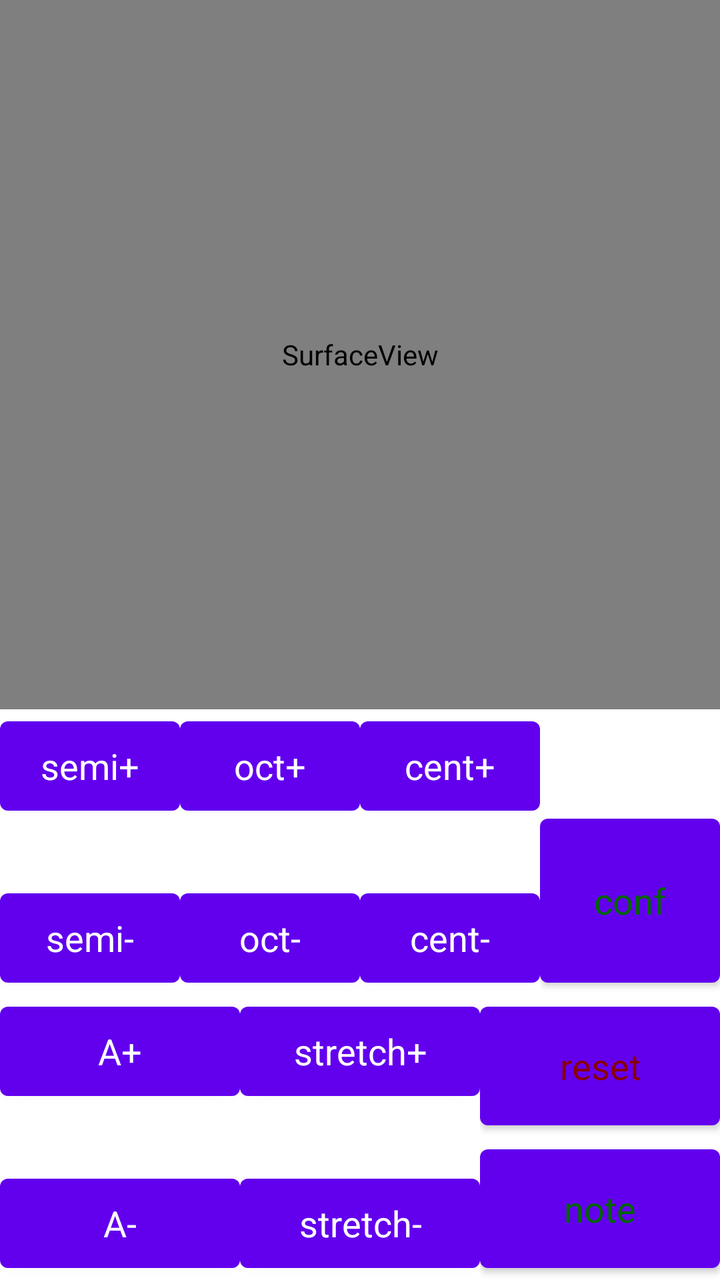
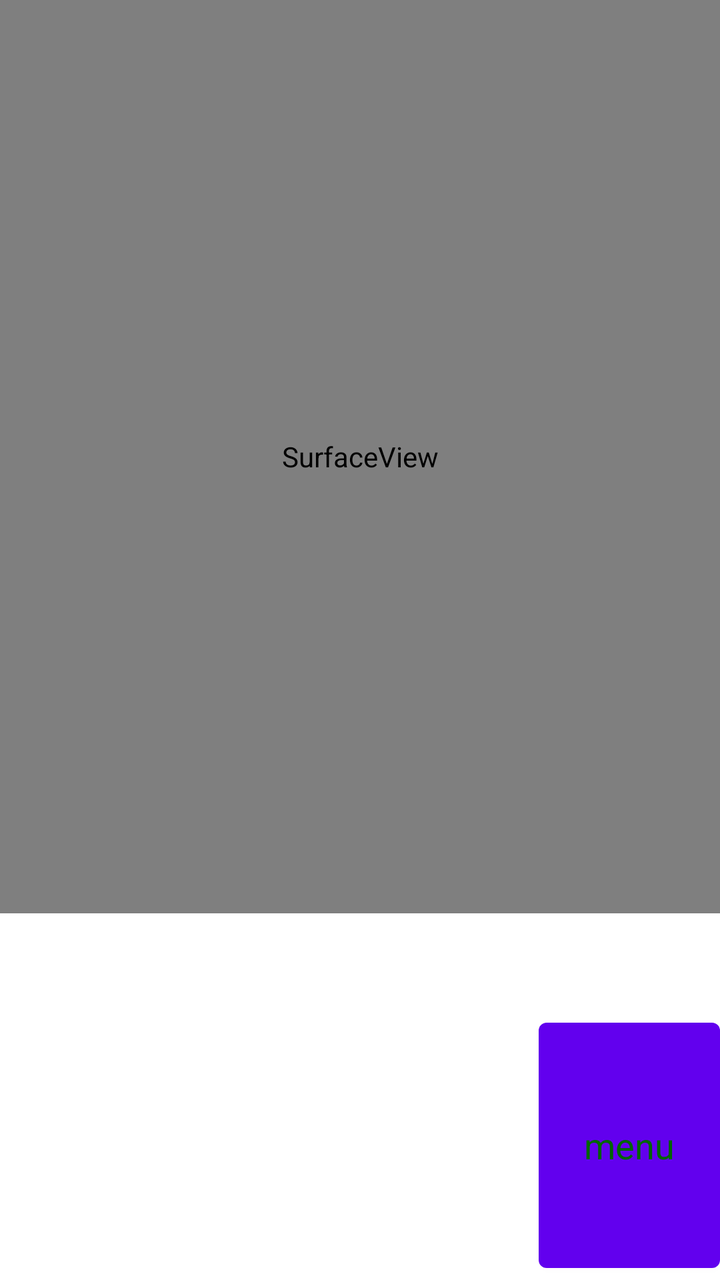

Before-and-after screenshots of an Android layout around one commit, followed by the original layout XML and the change that was made.
<!-- AndroidManifest.xml: fallback theme Theme.MaterialComponents.DayNight.NoActionBar -->
<!-- res/layout/main.xml -->
<?xml version="1.0" encoding="utf-8"?>
<LinearLayout xmlns:android="http://schemas.android.com/apk/res/android"
    android:orientation="vertical"
    android:layout_width="fill_parent"
    android:layout_height="fill_parent"
    >
    <SurfaceView android:id="@+id/strobe"
	android:layout_width="fill_parent"
	android:layout_height="1dp"
	android:layout_weight="5" />
    <LinearLayout android:id="@+id/main_buttons"
	android:layout_width="fill_parent"
	android:layout_height="1dp"
	android:layout_weight="2"
	android:orientation="horizontal">
	<LinearLayout
	    android:layout_width="1dp"
	    android:layout_height="fill_parent"
	    android:layout_weight="1"
	    android:orientation="vertical">
            <Button
	        android:layout_width="fill_parent"
		android:layout_height="1dp"
		android:layout_weight="1"
		android:text="semi+"
		android:textAppearance="?android:attr/textAppearanceMedium"
		android:onClick="semi_incr" />
	    <TextView android:id="@+id/semi_display"
		android:layout_width="fill_parent"
		android:layout_height="wrap_content"
		android:gravity="center"
		android:lines="1"
		android:singleLine="true"
		android:textAppearance="?android:attr/textAppearanceLarge" 
		android:textColor="#fc4" />
            <Button
	        android:layout_width="fill_parent"
		android:layout_height="1dp"
		android:layout_weight="1"
		android:text="semi-"
		android:textAppearance="?android:attr/textAppearanceMedium"
		android:onClick="semi_decr" />
	</LinearLayout>
	<LinearLayout
	    android:layout_width="1dp"
	    android:layout_height="fill_parent"
	    android:layout_weight="1"
	    android:orientation="vertical">
            <Button
	        android:layout_width="fill_parent"
		android:layout_height="1dp"
		android:layout_weight="1"
		android:text="oct+"
		android:textAppearance="?android:attr/textAppearanceMedium"
		android:onClick="oct_incr" />
	    <TextView android:id="@+id/oct_display"
		android:layout_width="fill_parent"
		android:layout_height="wrap_content"
		android:gravity="center"
		android:lines="1"
		android:singleLine="true"
		android:textAppearance="?android:attr/textAppearanceLarge" 
		android:textColor="#fc4" />
            <Button
	        android:layout_width="fill_parent"
		android:layout_height="1dp"
		android:layout_weight="1"
		android:text="oct-"
		android:textAppearance="?android:attr/textAppearanceMedium"
		android:onClick="oct_decr" />
	</LinearLayout>
	<LinearLayout
	    android:layout_width="1dp"
	    android:layout_height="fill_parent"
	    android:layout_weight="1"
	    android:orientation="vertical">
            <Button
	        android:layout_width="fill_parent"
		android:layout_height="1dp"
		android:layout_weight="1"
		android:text="cent+"
		android:textAppearance="?android:attr/textAppearanceMedium"
		android:onClick="cent_incr" />
	    <TextView android:id="@+id/cent_display"
		android:layout_width="fill_parent"
		android:layout_height="wrap_content"
		android:gravity="center"
		android:lines="1"
		android:singleLine="true"
		android:textAppearance="?android:attr/textAppearanceLarge" 
		android:textColor="#fc4" />
            <Button
	        android:layout_width="fill_parent"
		android:layout_height="1dp"
		android:layout_weight="1"
		android:text="cent-"
		android:textAppearance="?android:attr/textAppearanceMedium"
		android:onClick="cent_decr" />
	</LinearLayout>
	<LinearLayout
	    android:layout_width="1dp"
	    android:layout_height="fill_parent"
	    android:layout_weight="1"
	    android:orientation="vertical">
	    <TextView android:id="@+id/center_display"
		android:layout_width="fill_parent"
		android:layout_height="wrap_content"
		android:gravity="right"
		android:lines="1"
		android:singleLine="true"
		android:textAppearance="?android:attr/textAppearanceMedium" 
		android:textColor="#66F" />
	    <TextView android:id="@+id/stretch_display"
		android:layout_width="fill_parent"
		android:layout_height="wrap_content"
		android:gravity="right"
		android:lines="1"
		android:singleLine="true"
		android:textAppearance="?android:attr/textAppearanceMedium" 
		android:textColor="#66F" />
            <Button
	        android:layout_width="fill_parent"
		android:layout_height="1dp"
		android:layout_weight="1"
		android:text="conf"
		android:textColor="#060"
		android:textAppearance="?android:attr/textAppearanceMedium"
		android:onClick="do_conf" />
	</LinearLayout>
    </LinearLayout>
    <LinearLayout android:id="@+id/conf_buttons"
	android:layout_width="fill_parent"
	android:layout_height="1dp"
	android:layout_weight="2"
	android:orientation="horizontal">
	<LinearLayout
	    android:layout_width="1dp"
	    android:layout_height="fill_parent"
	    android:layout_weight="1"
	    android:orientation="vertical">
            <Button
	        android:layout_width="fill_parent"
		android:layout_height="1dp"
		android:layout_weight="1"
		android:text="A+"
		android:textAppearance="?android:attr/textAppearanceMedium"
		android:onClick="A_incr" />
	    <TextView android:id="@+id/center_display2"
		android:layout_width="fill_parent"
		android:layout_height="wrap_content"
		android:gravity="center"
		android:lines="1"
		android:singleLine="true"
		android:textAppearance="?android:attr/textAppearanceLarge" 
		android:textColor="#66F" />
            <Button
	        android:layout_width="fill_parent"
		android:layout_height="1dp"
		android:layout_weight="1"
		android:text="A-"
		android:textAppearance="?android:attr/textAppearanceMedium"
		android:onClick="A_decr" />
	</LinearLayout>
	<LinearLayout
	    android:layout_width="1dp"
	    android:layout_height="fill_parent"
	    android:layout_weight="1"
	    android:orientation="vertical">
            <Button
	        android:layout_width="fill_parent"
		android:layout_height="1dp"
		android:layout_weight="1"
		android:text="stretch+"
		android:textAppearance="?android:attr/textAppearanceMedium"
		android:onClick="stretch_incr" />
	    <TextView android:id="@+id/stretch_display2"
		android:layout_width="fill_parent"
		android:layout_height="wrap_content"
		android:gravity="center"
		android:lines="1"
		android:singleLine="true"
		android:textAppearance="?android:attr/textAppearanceLarge" 
		android:textColor="#66F" />
            <Button
	        android:layout_width="fill_parent"
		android:layout_height="1dp"
		android:layout_weight="1"
		android:text="stretch-"
		android:textAppearance="?android:attr/textAppearanceMedium"
		android:onClick="stretch_decr" />
	</LinearLayout>
	<LinearLayout
	    android:layout_width="1dp"
	    android:layout_height="fill_parent"
	    android:layout_weight="1"
	    android:orientation="vertical">
            <Button
	        android:layout_width="fill_parent"
		android:layout_height="1dp"
		android:layout_weight="1"
		android:text="reset"
		android:textAppearance="?android:attr/textAppearanceMedium"
		android:textColor="#800"
		android:onClick="reset_conf" />
            <Button
	        android:layout_width="fill_parent"
		android:layout_height="1dp"
		android:layout_weight="1"
		android:text="note"
		android:textColor="#060"
		android:textAppearance="?android:attr/textAppearanceMedium"
		android:onClick="do_note" />
	</LinearLayout>
    </LinearLayout>
</LinearLayout>
<!-- resources referenced by this layout -->
<resources>

</resources>

<!-- the commit's change to res/layout/main.xml (unified diff, before → after) -->
@@ -8,95 +8,15 @@
 	android:layout_width="fill_parent"
 	android:layout_height="1dp"
 	android:layout_weight="5" />
-    <LinearLayout android:id="@+id/main_buttons"
+    <LinearLayout
 	android:layout_width="fill_parent"
 	android:layout_height="1dp"
 	android:layout_weight="2"
 	android:orientation="horizontal">
-	<LinearLayout
+	<FrameLayout android:id="@+id/buttons_holder"
 	    android:layout_width="1dp"
 	    android:layout_height="fill_parent"
-	    android:layout_weight="1"
-	    android:orientation="vertical">
-            <Button
-	        android:layout_width="fill_parent"
-		android:layout_height="1dp"
-		android:layout_weight="1"
-		android:text="semi+"
-		android:textAppearance="?android:attr/textAppearanceMedium"
-		android:onClick="semi_incr" />
-	    <TextView android:id="@+id/semi_display"
-		android:layout_width="fill_parent"
-		android:layout_height="wrap_content"
-		android:gravity="center"
-		android:lines="1"
-		android:singleLine="true"
-		android:textAppearance="?android:attr/textAppearanceLarge" 
-		android:textColor="#fc4" />
-            <Button
-	        android:layout_width="fill_parent"
-		android:layout_height="1dp"
-		android:layout_weight="1"
-		android:text="semi-"
-		android:textAppearance="?android:attr/textAppearanceMedium"
-		android:onClick="semi_decr" />
-	</LinearLayout>
-	<LinearLayout
-	    android:layout_width="1dp"
-	    android:layout_height="fill_parent"
-	    android:layout_weight="1"
-	    android:orientation="vertical">
-            <Button
-	        android:layout_width="fill_parent"
-		android:layout_height="1dp"
-		android:layout_weight="1"
-		android:text="oct+"
-		android:textAppearance="?android:attr/textAppearanceMedium"
-		android:onClick="oct_incr" />
-	    <TextView android:id="@+id/oct_display"
-		android:layout_width="fill_parent"
-		android:layout_height="wrap_content"
-		android:gravity="center"
-		android:lines="1"
-		android:singleLine="true"
-		android:textAppearance="?android:attr/textAppearanceLarge" 
-		android:textColor="#fc4" />
-            <Button
-	        android:layout_width="fill_parent"
-		android:layout_height="1dp"
-		android:layout_weight="1"
-		android:text="oct-"
-		android:textAppearance="?android:attr/textAppearanceMedium"
-		android:onClick="oct_decr" />
-	</LinearLayout>
-	<LinearLayout
-	    android:layout_width="1dp"
-	    android:layout_height="fill_parent"
-	    android:layout_weight="1"
-	    android:orientation="vertical">
-            <Button
-	        android:layout_width="fill_parent"
-		android:layout_height="1dp"
-		android:layout_weight="1"
-		android:text="cent+"
-		android:textAppearance="?android:attr/textAppearanceMedium"
-		android:onClick="cent_incr" />
-	    <TextView android:id="@+id/cent_display"
-		android:layout_width="fill_parent"
-		android:layout_height="wrap_content"
-		android:gravity="center"
-		android:lines="1"
-		android:singleLine="true"
-		android:textAppearance="?android:attr/textAppearanceLarge" 
-		android:textColor="#fc4" />
-            <Button
-	        android:layout_width="fill_parent"
-		android:layout_height="1dp"
-		android:layout_weight="1"
-		android:text="cent-"
-		android:textAppearance="?android:attr/textAppearanceMedium"
-		android:onClick="cent_decr" />
-	</LinearLayout>
+	    android:layout_weight="3" />
 	<LinearLayout
 	    android:layout_width="1dp"
 	    android:layout_height="fill_parent"
@@ -122,94 +42,10 @@
 	        android:layout_width="fill_parent"
 		android:layout_height="1dp"
 		android:layout_weight="1"
-		android:text="conf"
+		android:text="menu"
 		android:textColor="#060"
 		android:textAppearance="?android:attr/textAppearanceMedium"
-		android:onClick="do_conf" />
-	</LinearLayout>
-    </LinearLayout>
-    <LinearLayout android:id="@+id/conf_buttons"
-	android:layout_width="fill_parent"
-	android:layout_height="1dp"
-	android:layout_weight="2"
-	android:orientation="horizontal">
-	<LinearLayout
-	    android:layout_width="1dp"
-	    android:layout_height="fill_parent"
-	    android:layout_weight="1"
-	    android:orientation="vertical">
-            <Button
-	        android:layout_width="fill_parent"
-		android:layout_height="1dp"
-		android:layout_weight="1"
-		android:text="A+"
-		android:textAppearance="?android:attr/textAppearanceMedium"
-		android:onClick="A_incr" />
-	    <TextView android:id="@+id/center_display2"
-		android:layout_width="fill_parent"
-		android:layout_height="wrap_content"
-		android:gravity="center"
-		android:lines="1"
-		android:singleLine="true"
-		android:textAppearance="?android:attr/textAppearanceLarge" 
-		android:textColor="#66F" />
-            <Button
-	        android:layout_width="fill_parent"
-		android:layout_height="1dp"
-		android:layout_weight="1"
-		android:text="A-"
-		android:textAppearance="?android:attr/textAppearanceMedium"
-		android:onClick="A_decr" />
-	</LinearLayout>
-	<LinearLayout
-	    android:layout_width="1dp"
-	    android:layout_height="fill_parent"
-	    android:layout_weight="1"
-	    android:orientation="vertical">
-            <Button
-	        android:layout_width="fill_parent"
-		android:layout_height="1dp"
-		android:layout_weight="1"
-		android:text="stretch+"
-		android:textAppearance="?android:attr/textAppearanceMedium"
-		android:onClick="stretch_incr" />
-	    <TextView android:id="@+id/stretch_display2"
-		android:layout_width="fill_parent"
-		android:layout_height="wrap_content"
-		android:gravity="center"
-		android:lines="1"
-		android:singleLine="true"
-		android:textAppearance="?android:attr/textAppearanceLarge" 
-		android:textColor="#66F" />
-            <Button
-	        android:layout_width="fill_parent"
-		android:layout_height="1dp"
-		android:layout_weight="1"
-		android:text="stretch-"
-		android:textAppearance="?android:attr/textAppearanceMedium"
-		android:onClick="stretch_decr" />
-	</LinearLayout>
-	<LinearLayout
-	    android:layout_width="1dp"
-	    android:layout_height="fill_parent"
-	    android:layout_weight="1"
-	    android:orientation="vertical">
-            <Button
-	        android:layout_width="fill_parent"
-		android:layout_height="1dp"
-		android:layout_weight="1"
-		android:text="reset"
-		android:textAppearance="?android:attr/textAppearanceMedium"
-		android:textColor="#800"
-		android:onClick="reset_conf" />
-            <Button
-	        android:layout_width="fill_parent"
-		android:layout_height="1dp"
-		android:layout_weight="1"
-		android:text="note"
-		android:textColor="#060"
-		android:textAppearance="?android:attr/textAppearanceMedium"
-		android:onClick="do_note" />
+		android:onClick="do_menu" />
 	</LinearLayout>
     </LinearLayout>
 </LinearLayout>
